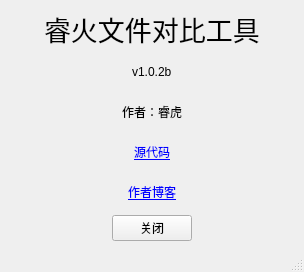
laisc7301/RuihuoFileComparison, file aboutwindow.ui: the form before one commit.
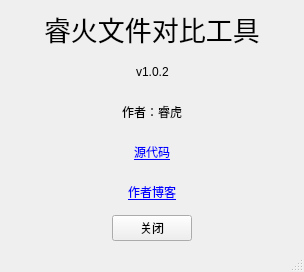
The form after the commit.

```diff
--- a/aboutwindow.ui
+++ b/aboutwindow.ui
@@ -77,7 +77,7 @@
         <item>
          <widget class="QLabel" name="label_2">
           <property name="text">
-           <string>v1.0.2b</string>
+           <string>v1.0.2</string>
           </property>
          </widget>
         </item>
```
